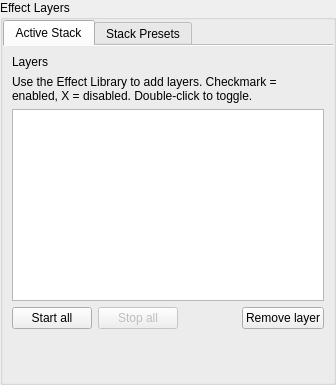
Before: the Qt Designer form ui/forms/EffectStackPanel.ui in Wolfieeewolf/OpenRGB3DSpatialPlugin, drawn with Qt 5.
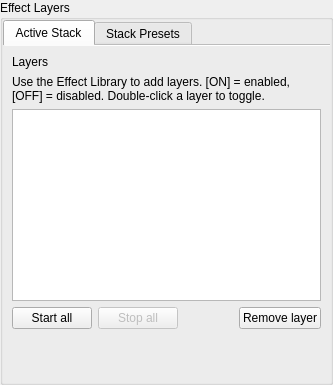
After: the same form once the commit is applied.

```diff
--- a/ui/forms/EffectStackPanel.ui
+++ b/ui/forms/EffectStackPanel.ui
@@ -47,7 +47,7 @@
        <item>
         <widget class="QLabel" name="layersHintLabel">
          <property name="text">
-          <string>Use the Effect Library to add layers. Checkmark = enabled, X = disabled. Double-click to toggle.</string>
+          <string>Use the Effect Library to add layers. [ON] = enabled, [OFF] = disabled. Double-click a layer to toggle.</string>
          </property>
          <property name="wordWrap">
           <bool>true</bool>
@@ -175,7 +175,7 @@
          <item>
           <widget class="QPushButton" name="savePresetButton">
            <property name="text">
-            <string>Save Stack As...</string>
+            <string>Save stack as...</string>
            </property>
           </widget>
          </item>
```
